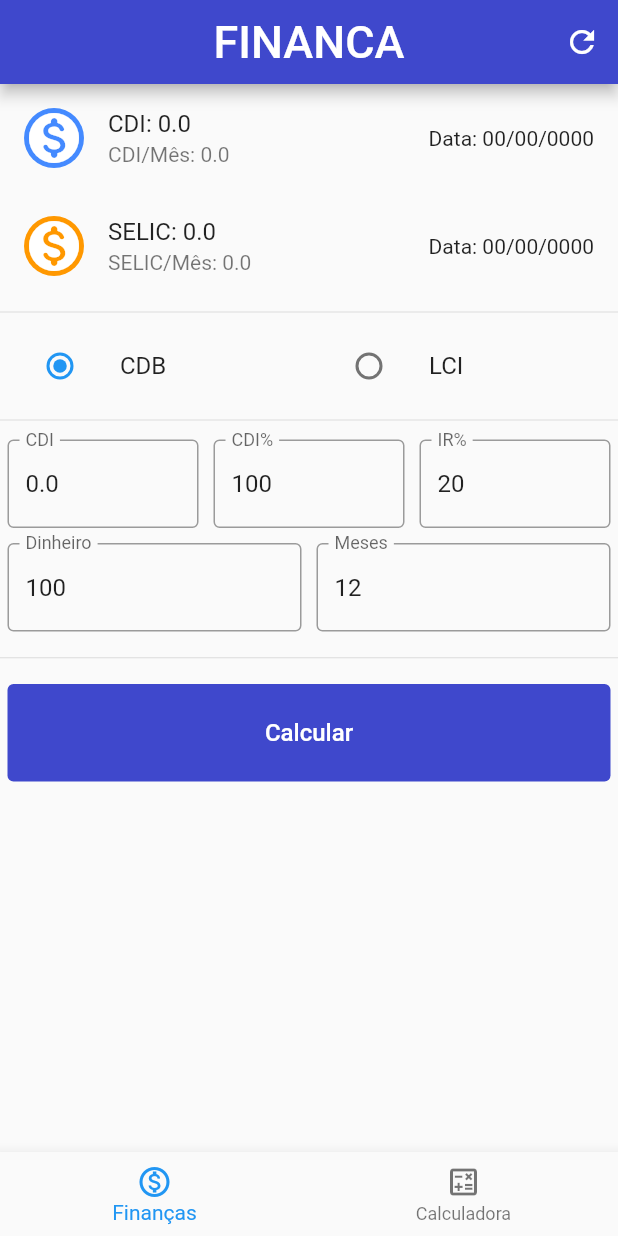
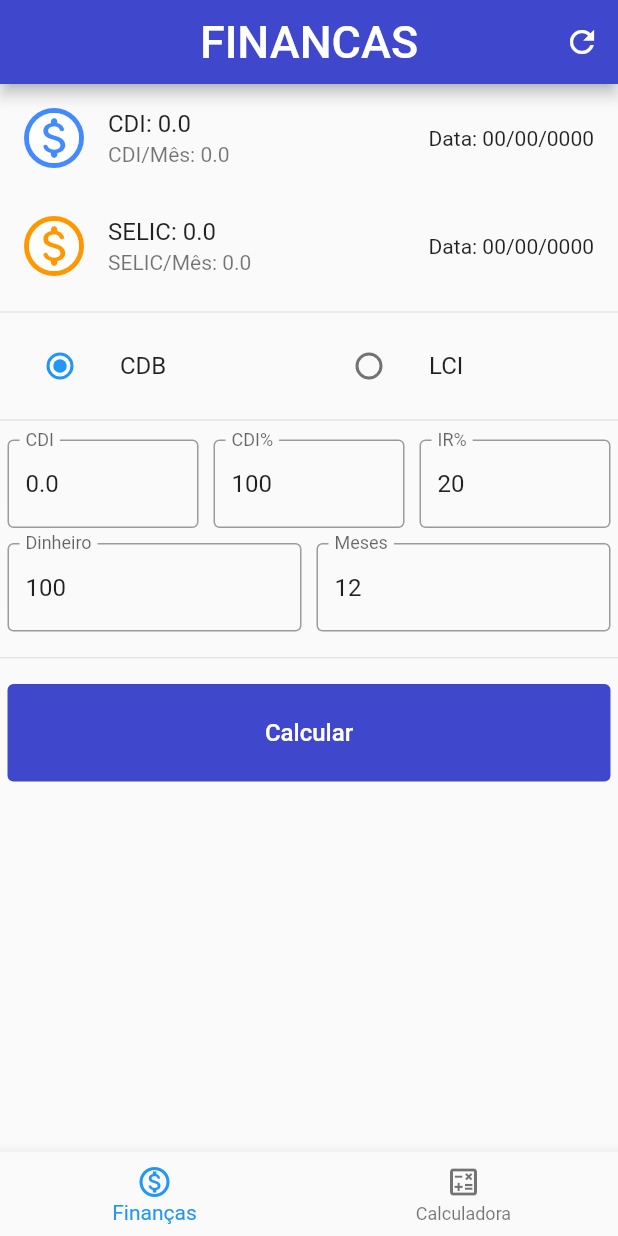
Before and after one commit to Marcos13169/kestisfinanca, a Flutter app: the screen it shows after launch, on a phone screen of 412 x 824 dp. Run offline on Flutter 3.47's test engine with Material 2 defaults, Android fonts, the light colour scheme and no system bars; our stand-ins replace google_fonts, shared_preferences; missing offline and left inert: function_tree.

Commit message:
descrição do commit

```diff
--- a/lib/pagina_financa.dart
+++ b/lib/pagina_financa.dart
@@ -257,7 +257,7 @@ class _PaginaFinancaState extends State<PaginaFinanca> {
   @override
   Widget build(BuildContext context) {
     return Scaffold(
-      appBar: Componentes().criaAppBar('FINANCA', 30, Colors.white, buscarCDI,
+      appBar: Componentes().criaAppBar('FINANCAS', 30, Colors.white, buscarCDI,
           const Icon(Icons.refresh_outlined)),
       body: SingleChildScrollView(
         physics: ScrollPhysics(),
```
